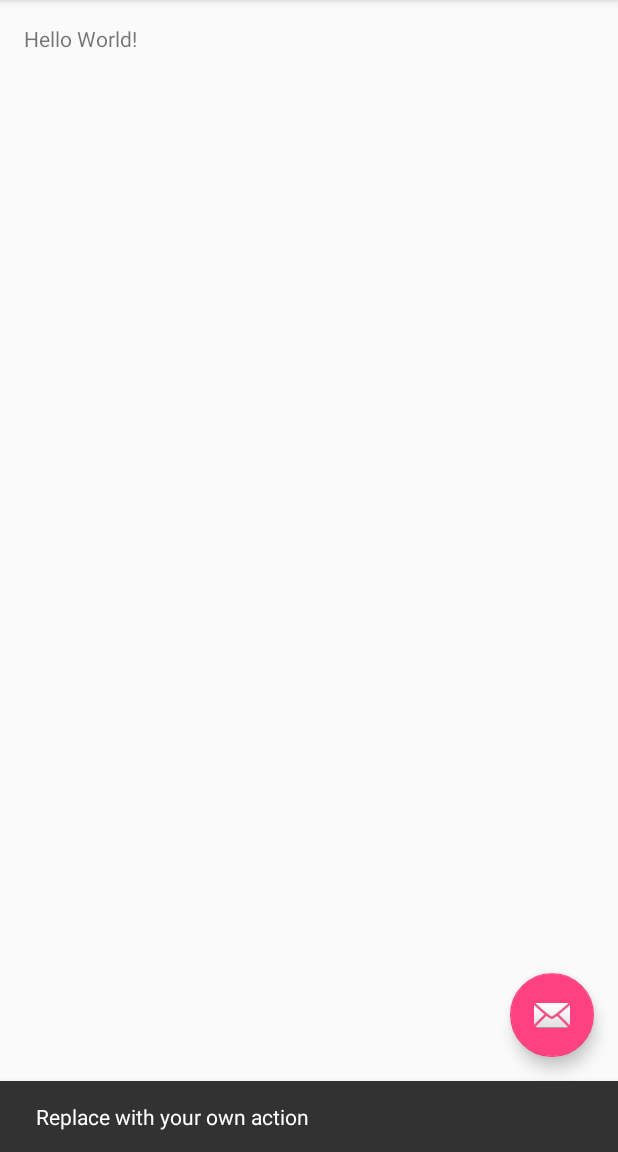
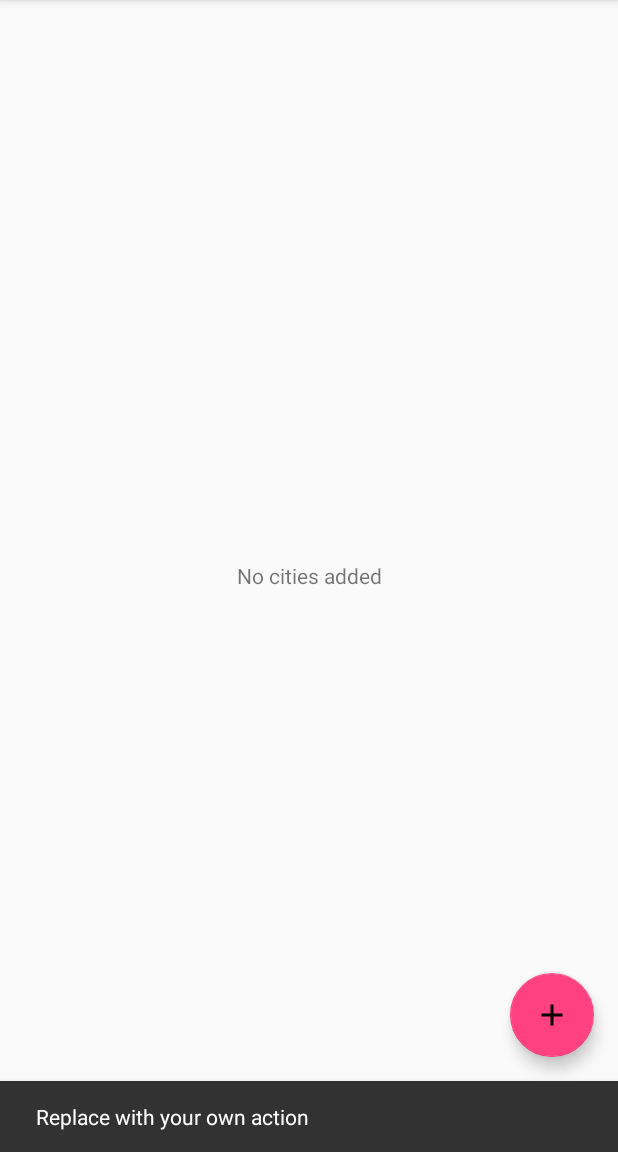
Before and after one commit to sivica/Assignment1Android, an Android app: the screen it shows after launch (MainActivity), after a tap on an icon or button, on a phone screen of 412 x 824 dp, the part 84-1236 px from its top. Run offline under Robolectric (Android 15) with nearby library versions, the phone set to English and light mode, and no system bars.

Commit message:
Added RecyclerView

```diff
--- a/app/src/main/java/com/stojanoski/ivica/assignment1android/MainActivity.java
+++ b/app/src/main/java/com/stojanoski/ivica/assignment1android/MainActivity.java
@@ -4,12 +4,22 @@ import android.os.Bundle;
 import android.support.design.widget.FloatingActionButton;
 import android.support.design.widget.Snackbar;
 import android.support.v7.app.AppCompatActivity;
+import android.support.v7.widget.LinearLayoutManager;
+import android.support.v7.widget.RecyclerView;
 import android.support.v7.widget.Toolbar;
 import android.view.View;
 import android.view.Menu;
 import android.view.MenuItem;
+import android.widget.TextView;
+
+import java.util.ArrayList;
 
 public class MainActivity extends AppCompatActivity {
+
+    private RecyclerView mCitiesRecyclerView;
+    private RecyclerView.LayoutManager mLayoutManager;
+    private TextView mEmptyView;
+    private ArrayList<String> mCities;
 
     @Override
     protected void onCreate(Bundle savedInstanceState) {
@@ -26,6 +36,26 @@ public class MainActivity extends AppCompatActivity {
                         .setAction("Action", null).show();
             }
         });
+
+        mCitiesRecyclerView = (RecyclerView) findViewById(R.id.cities_recycler_view);
+
+        mLayoutManager = new LinearLayoutManager(this);
+        mCitiesRecyclerView.setLayoutManager(mLayoutManager);
+
+        mEmptyView = (TextView) findViewById(R.id.empty_view);
+        mCities = new ArrayList<>();
+
+        checkIfEmpty();
+    }
+
+    private void checkIfEmpty() {
+        if (mCities.size() == 0) {
+            mCitiesRecyclerView.setVisibility(View.GONE);
+            mEmptyView.setVisibility(View.VISIBLE);
+        } else {
+            mCitiesRecyclerView.setVisibility(View.VISIBLE);
+            mEmptyView.setVisibility(View.GONE);
+        }
     }
 
     @Override
--- a/app/src/main/res/layout/activity_main.xml
+++ b/app/src/main/res/layout/activity_main.xml
@@ -20,6 +20,6 @@
     <android.support.design.widget.FloatingActionButton android:id="@+id/fab"
         android:layout_width="wrap_content" android:layout_height="wrap_content"
         android:layout_gravity="bottom|end" android:layout_margin="@dimen/fab_margin"
-        android:src="@android:drawable/ic_dialog_email" />
+        android:src="@mipmap/ic_add_black_24dp" />
 
 </android.support.design.widget.CoordinatorLayout>
--- a/app/src/main/res/layout/content_main.xml
+++ b/app/src/main/res/layout/content_main.xml
@@ -1,14 +1,28 @@
 <?xml version="1.0" encoding="utf-8"?>
 <RelativeLayout xmlns:android="http://schemas.android.com/apk/res/android"
+    xmlns:app="http://schemas.android.com/apk/res-auto"
     xmlns:tools="http://schemas.android.com/tools"
-    xmlns:app="http://schemas.android.com/apk/res-auto" android:layout_width="match_parent"
-    android:layout_height="match_parent" android:paddingLeft="@dimen/activity_horizontal_margin"
+    android:layout_width="match_parent"
+    android:layout_height="match_parent"
+    android:paddingBottom="@dimen/activity_vertical_margin"
+    android:paddingLeft="@dimen/activity_horizontal_margin"
     android:paddingRight="@dimen/activity_horizontal_margin"
     android:paddingTop="@dimen/activity_vertical_margin"
-    android:paddingBottom="@dimen/activity_vertical_margin"
     app:layout_behavior="@string/appbar_scrolling_view_behavior"
-    tools:showIn="@layout/activity_main" tools:context=".MainActivity">
+    tools:context=".MainActivity"
+    tools:showIn="@layout/activity_main">
 
-    <TextView android:text="Hello World!" android:layout_width="wrap_content"
-        android:layout_height="wrap_content" />
+    <android.support.v7.widget.RecyclerView
+        android:id="@+id/cities_recycler_view"
+        android:layout_width="match_parent"
+        android:layout_height="match_parent"
+        android:scrollbars="vertical" />
+
+    <TextView
+        android:id="@+id/empty_view"
+        android:layout_width="match_parent"
+        android:layout_height="match_parent"
+        android:gravity="center"
+        android:text="@string/no_cities_added"
+        android:visibility="gone" />
 </RelativeLayout>
--- a/app/src/main/res/values/strings.xml
+++ b/app/src/main/res/values/strings.xml
@@ -1,4 +1,5 @@
 <resources>
     <string name="app_name">Assignment1Android</string>
     <string name="action_settings">Settings</string>
+    <string name="no_cities_added">No cities added</string>
 </resources>
```
Also changed, not shown: app/src/main/res/mipmap-hdpi/ic_add_black_24dp.png (added).
